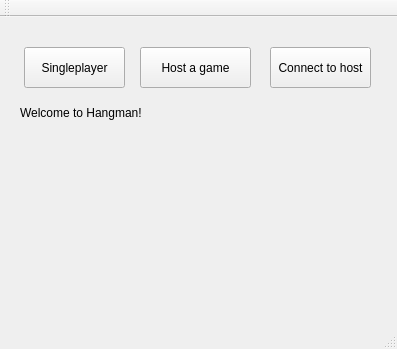
ketro96/Hangman, file hangman.ui: the form before one commit.
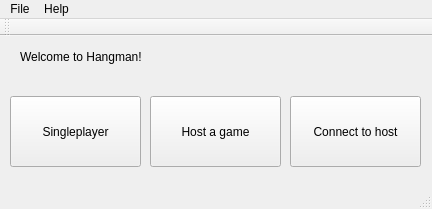
The form after the commit.

What changed in the file:
```diff
--- a/hangman.ui
+++ b/hangman.ui
@@ -6,8 +6,8 @@
    <rect>
     <x>0</x>
     <y>0</y>
-    <width>397</width>
-    <height>349</height>
+    <width>432</width>
+    <height>209</height>
    </rect>
   </property>
   <property name="windowTitle">
@@ -17,10 +17,10 @@
    <widget class="QPushButton" name="btnSingleplayer">
     <property name="geometry">
      <rect>
-      <x>24</x>
-      <y>30</y>
-      <width>101</width>
-      <height>41</height>
+      <x>10</x>
+      <y>60</y>
+      <width>131</width>
+      <height>71</height>
      </rect>
     </property>
     <property name="text">
@@ -30,10 +30,10 @@
    <widget class="QPushButton" name="btnStartHost">
     <property name="geometry">
      <rect>
-      <x>140</x>
-      <y>30</y>
-      <width>111</width>
-      <height>41</height>
+      <x>150</x>
+      <y>60</y>
+      <width>131</width>
+      <height>71</height>
      </rect>
     </property>
     <property name="text">
@@ -43,10 +43,10 @@
    <widget class="QPushButton" name="btnFindHost">
     <property name="geometry">
      <rect>
-      <x>270</x>
-      <y>30</y>
-      <width>101</width>
-      <height>41</height>
+      <x>290</x>
+      <y>60</y>
+      <width>131</width>
+      <height>71</height>
      </rect>
     </property>
     <property name="text">
@@ -57,9 +57,9 @@
     <property name="geometry">
      <rect>
       <x>20</x>
-      <y>80</y>
-      <width>361</width>
-      <height>31</height>
+      <y>0</y>
+      <width>391</width>
+      <height>41</height>
      </rect>
     </property>
     <property name="text">
@@ -72,10 +72,26 @@
     <rect>
      <x>0</x>
      <y>0</y>
-     <width>397</width>
+     <width>432</width>
      <height>21</height>
     </rect>
    </property>
+   <widget class="QMenu" name="menuFIle">
+    <property name="title">
+     <string>File</string>
+    </property>
+    <addaction name="actionHighscore"/>
+    <addaction name="actionDictionary"/>
+   </widget>
+   <widget class="QMenu" name="menuHelp">
+    <property name="title">
+     <string>Help</string>
+    </property>
+    <addaction name="actionGame_Help"/>
+    <addaction name="actionInfo_2"/>
+   </widget>
+   <addaction name="menuFIle"/>
+   <addaction name="menuHelp"/>
   </widget>
   <widget class="QToolBar" name="mainToolBar">
    <attribute name="toolBarArea">
```
Left out of the diff: 25 changed lines with no effect on the pictures.
